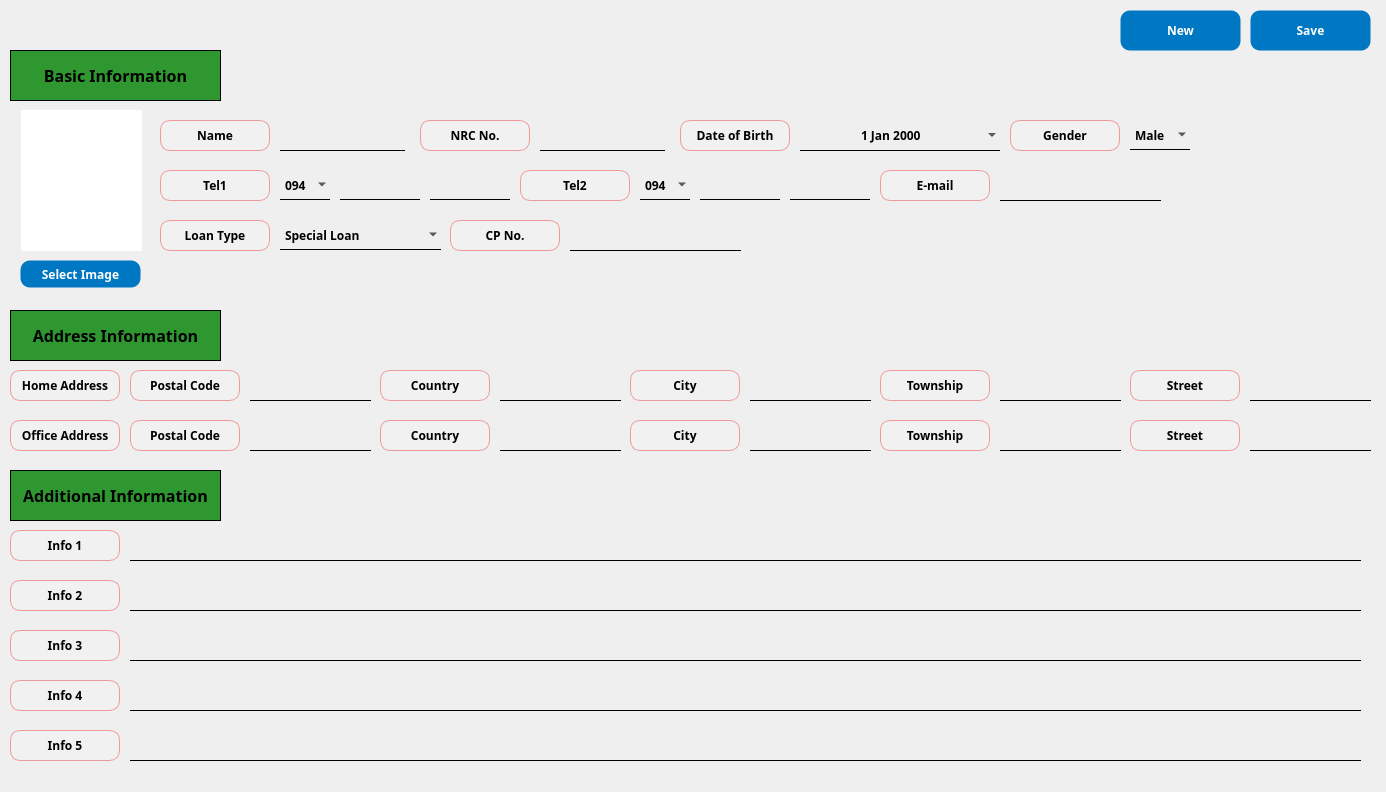
Before: the Qt Designer form app/src/pages/registration/customer.ui in DY-Microfinance-Customer-Management/dymf-algorithm, drawn with Qt 5.
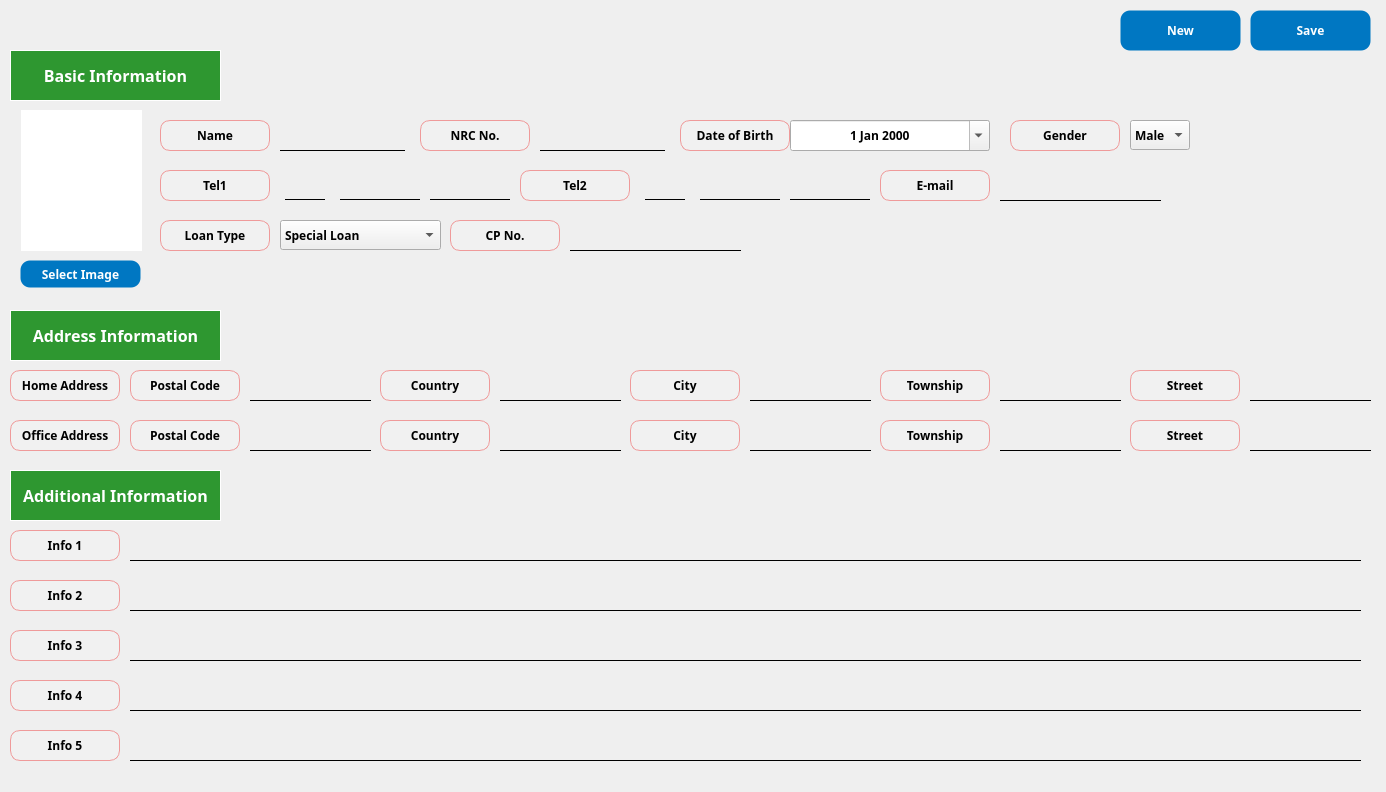
After: the same form once the commit is applied.

Diff of the .ui file:
```diff
--- a/app/src/pages/registration/customer.ui
+++ b/app/src/pages/registration/customer.ui
@@ -183,20 +183,7 @@
      </font>
     </property>
     <property name="styleSheet">
-     <string notr="true">QComboBox {
-	border: none;
-    border-bottom: 1px solid black;
-    background-color: transparent;
-    color: black;
-}
-
-QComboBox:disabled {
-	border: none;
-    border-bottom: 1px solid black;
-    background-color: transparent;
-    color: black;
-}
-</string>
+     <string notr="true"/>
     </property>
     <item>
      <property name="text">
@@ -1233,7 +1220,7 @@
    <widget class="QDateEdit" name="dateOfBirth">
     <property name="geometry">
      <rect>
-      <x>800</x>
+      <x>790</x>
       <y>120</y>
       <width>200</width>
       <height>31</height>
@@ -1264,24 +1251,13 @@
     <property name="focusPolicy">
      <enum>Qt::TabFocus</enum>
     </property>
-    <property name="autoFillBackground">
-     <bool>false</bool>
-    </property>
     <property name="styleSheet">
-     <string notr="true">QDateEdit {
-	border: none;
-    border-bottom: 1px solid black;
-    background-color: transparent;
-    color: black;
-}
-
-QDateEdit:disabled {
-	border: none;
-    border-bottom: 1px solid lightgray;
-    background-color: lightgray;
-    color: lightgray;
-}
-</string>
+     <string notr="true">
+        QCalendarWidget QToolButton {
+            background-color: blue; /* 윗부분 배경을 파란색으로 설정 */
+            color: white; /* 글자 색을 흰색으로 설정 */
+        }
+     </string>
     </property>
     <property name="frame">
      <bool>true</bool>
@@ -1375,61 +1351,6 @@
 </string>
     </property>
    </widget>
-   <widget class="QComboBox" name="tel1ByOne">
-    <property name="geometry">
-     <rect>
-      <x>280</x>
-      <y>170</y>
-      <width>50</width>
-      <height>30</height>
-     </rect>
-    </property>
-    <property name="minimumSize">
-     <size>
-      <width>50</width>
-      <height>0</height>
-     </size>
-    </property>
-    <property name="maximumSize">
-     <size>
-      <width>50</width>
-      <height>16777215</height>
-     </size>
-    </property>
-    <property name="font">
-     <font>
-      <family>Arial Black</family>
-      <weight>75</weight>
-      <bold>true</bold>
-     </font>
-    </property>
-    <property name="styleSheet">
-     <string notr="true">QComboBox {
-	border: none;
-    border-bottom: 1px solid black;
-    background-color: transparent;
-    color: black;
-}
-
-QComboBox:disabled {
-	border: none;
-    border-bottom: 1px solid black;
-    background-color: transparent;
-    color: black;
-}
-</string>
-    </property>
-    <item>
-     <property name="text">
-      <string>094</string>
-     </property>
-    </item>
-    <item>
-     <property name="text">
-      <string>096</string>
-     </property>
-    </item>
-   </widget>
    <widget class="QLineEdit" name="officeTownship">
     <property name="geometry">
      <rect>
@@ -2273,61 +2194,6 @@
 </string>
     </property>
    </widget>
-   <widget class="QComboBox" name="tel2ByOne">
-    <property name="geometry">
-     <rect>
-      <x>640</x>
-      <y>170</y>
-      <width>50</width>
-      <height>30</height>
-     </rect>
-    </property>
-    <property name="minimumSize">
-     <size>
-      <width>50</width>
-      <height>0</height>
-     </size>
-    </property>
-    <property name="maximumSize">
-     <size>
-      <width>50</width>
-      <height>16777215</height>
-     </size>
-    </property>
-    <property name="font">
-     <font>
-      <family>Arial Black</family>
-      <weight>75</weight>
-      <bold>true</bold>
-     </font>
-    </property>
-    <property name="styleSheet">
-     <string notr="true">QComboBox {
-	border: none;
-    border-bottom: 1px solid black;
-    background-color: transparent;
-    color: black;
-}
-
-QComboBox:disabled {
-	border: none;
-    border-bottom: 1px solid black;
-    background-color: transparent;
-    color: black;
-}
-</string>
-    </property>
-    <item>
-     <property name="text">
-      <string>094</string>
-     </property>
-    </item>
-    <item>
-     <property name="text">
-      <string>096</string>
-     </property>
-    </item>
-   </widget>
    <widget class="QComboBox" name="loanType">
     <property name="geometry">
      <rect>
@@ -2357,20 +2223,7 @@
      </font>
     </property>
     <property name="styleSheet">
-     <string notr="true">QComboBox {
-	border: none;
-    border-bottom: 1px solid black;
-    background-color: transparent;
-    color: black;
-}
-
-QComboBox:disabled {
-	border: none;
-    border-bottom: 1px solid black;
-    background-color: transparent;
-    color: black;
-}
-</string>
+     <string notr="true"/>
     </property>
     <item>
      <property name="text">
@@ -2525,7 +2378,7 @@
      </font>
     </property>
     <property name="styleSheet">
-     <string notr="true">background-color: #2e9730;</string>
+     <string notr="true">background-color: #2e9730; color: white;</string>
     </property>
     <property name="frameShape">
      <enum>QFrame::Box</enum>
@@ -2555,7 +2408,7 @@
      </font>
     </property>
     <property name="styleSheet">
-     <string notr="true">background-color: #2e9730;</string>
+     <string notr="true">background-color: #2e9730; color: white;</string>
     </property>
     <property name="frameShape">
      <enum>QFrame::Box</enum>
@@ -2585,7 +2438,7 @@
      </font>
     </property>
     <property name="styleSheet">
-     <string notr="true">background-color: #2e9730;</string>
+     <string notr="true">background-color: #2e9730; color: white;</string>
     </property>
     <property name="frameShape">
      <enum>QFrame::Box</enum>
@@ -2597,6 +2450,104 @@
      <set>Qt::AlignCenter</set>
     </property>
    </widget>
+   <widget class="QLineEdit" name="tel1ByOne">
+    <property name="geometry">
+     <rect>
+      <x>285</x>
+      <y>170</y>
+      <width>40</width>
+      <height>30</height>
+     </rect>
+    </property>
+    <property name="minimumSize">
+     <size>
+      <width>40</width>
+      <height>0</height>
+     </size>
+    </property>
+    <property name="maximumSize">
+     <size>
+      <width>80</width>
+      <height>16777215</height>
+     </size>
+    </property>
+    <property name="font">
+     <font>
+      <family>Arial Black</family>
+      <weight>75</weight>
+      <bold>true</bold>
+     </font>
+    </property>
+    <property name="styleSheet">
+     <string notr="true">QLineEdit {
+    border: none;
+    border-bottom: 1px solid black;
+    background-color: transparent;
+    color: black;
+}
+
+QLineEdit:disabled {
+    border: none;
+    border-bottom: 1px solid lightgray;
+    background-color: rgb(236, 236, 236);
+}</string>
+    </property>
+    <property name="frame">
+     <bool>true</bool>
+    </property>
+    <property name="alignment">
+     <set>Qt::AlignCenter</set>
+    </property>
+   </widget>
+   <widget class="QLineEdit" name="tel2ByOne">
+    <property name="geometry">
+     <rect>
+      <x>645</x>
+      <y>170</y>
+      <width>40</width>
+      <height>30</height>
+     </rect>
+    </property>
+    <property name="minimumSize">
+     <size>
+      <width>40</width>
+      <height>0</height>
+     </size>
+    </property>
+    <property name="maximumSize">
+     <size>
+      <width>80</width>
+      <height>16777215</height>
+     </size>
+    </property>
+    <property name="font">
+     <font>
+      <family>Arial Black</family>
+      <weight>75</weight>
+      <bold>true</bold>
+     </font>
+    </property>
+    <property name="styleSheet">
+     <string notr="true">QLineEdit {
+    border: none;
+    border-bottom: 1px solid black;
+    background-color: transparent;
+    color: black;
+}
+
+QLineEdit:disabled {
+    border: none;
+    border-bottom: 1px solid lightgray;
+    background-color: rgb(236, 236, 236);
+}</string>
+    </property>
+    <property name="frame">
+     <bool>true</bool>
+    </property>
+    <property name="alignment">
+     <set>Qt::AlignCenter</set>
+    </property>
+   </widget>
   </widget>
  </widget>
  <tabstops>
```
Left out of the diff: 143 changed lines with no effect on the pictures.
